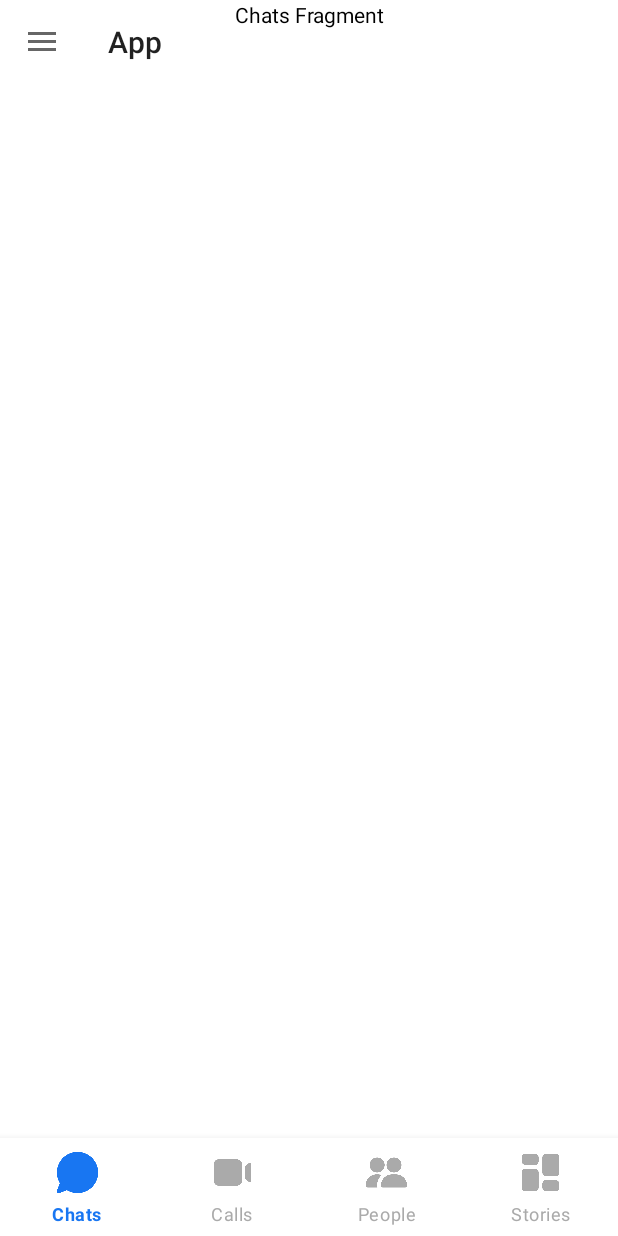
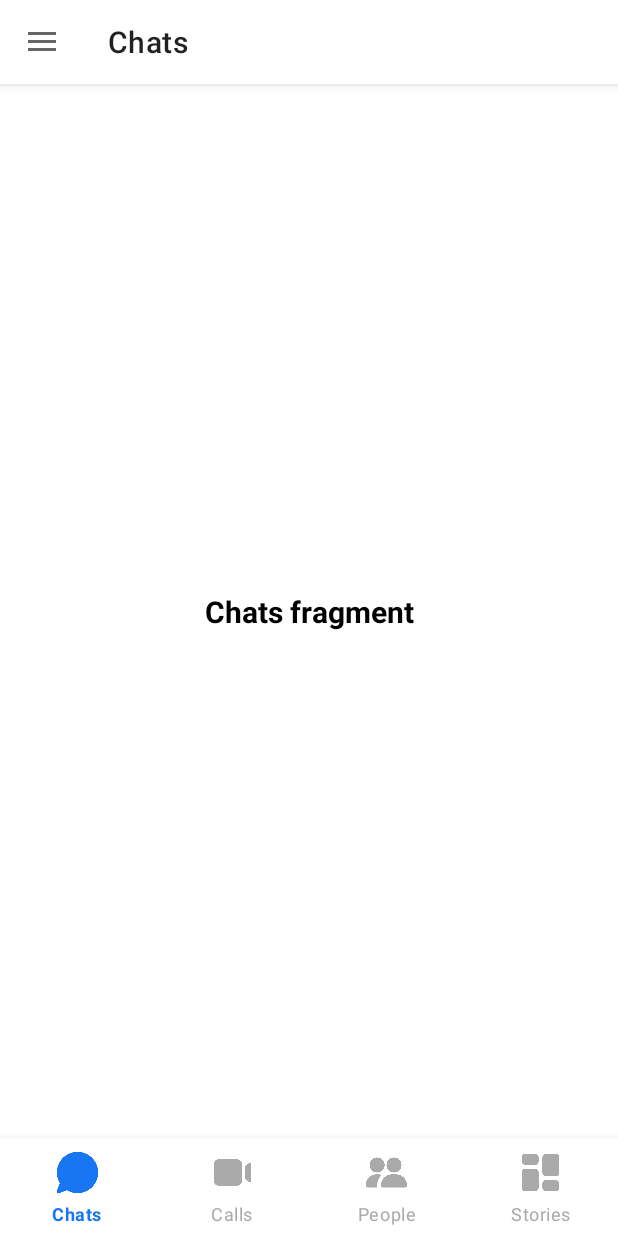
Before and after one commit to Moon-light2602/android-intern, an Android app: the MessengerActivity screen opened directly, with no data from a screen before it, after a tap on "Chats", on a phone screen of 412 x 824 dp. Run offline under Robolectric (Android 15) with nearby library versions, the phone set to English and light mode, and no system bars; 1 other tap on this screen came first.

Commit message:
update messenger

```diff
--- a/app/src/main/java/edu/hanu/app/messenger/MessengerActivity.java
+++ b/app/src/main/java/edu/hanu/app/messenger/MessengerActivity.java
@@ -28,6 +28,7 @@ public class MessengerActivity extends AppCompatActivity implements NavigationVi
     private static final int FRAGMENT_STORIES = 3;
 
     private DrawerLayout drawerLayout;
+    private int currentFragment = FRAGMENT_CHATS;
     private TabLayout tabLayout;
     private BottomNavigationView bottomNavigationView;
     private ViewPager2 viewPager2;
@@ -62,16 +63,20 @@ public class MessengerActivity extends AppCompatActivity implements NavigationVi
                 super.onPageSelected(position);
                 switch (position) {
                     case FRAGMENT_CHATS:
+                        currentFragment = FRAGMENT_CHATS;
                         navigationView.getMenu().findItem(R.id.bottom_chats).setChecked(true);
                         bottomNavigationView.getMenu().findItem(R.id.bottom_chats).setChecked(true);
                         break;
                     case FRAGMENT_CALLS:
+                        currentFragment = FRAGMENT_CALLS;
                         bottomNavigationView.getMenu().findItem(R.id.bottom_calls).setChecked(true);
                         break;
                     case FRAGMENT_PEOPLE:
+                        currentFragment = FRAGMENT_PEOPLE;
                         bottomNavigationView.getMenu().findItem(R.id.bottom_people).setChecked(true);
                         break;
                     case FRAGMENT_STORIES:
+                        currentFragment = FRAGMENT_STORIES;
                         bottomNavigationView.getMenu().findItem(R.id.bottom_stories).setChecked(true);
                         break;
                 }
@@ -96,6 +101,7 @@ public class MessengerActivity extends AppCompatActivity implements NavigationVi
                         viewPager2.setCurrentItem(FRAGMENT_STORIES);
                         break;
                 }
+                setTitleToolBar();
                 return true;
             }
         });
@@ -108,12 +114,44 @@ public class MessengerActivity extends AppCompatActivity implements NavigationVi
             case R.id.bottom_chats:
                 viewPager2.setCurrentItem(FRAGMENT_CHATS);
                 break;
+            case R.id.bottom_calls:
+                viewPager2.setCurrentItem(FRAGMENT_CALLS);
+                break;
+            case R.id.bottom_people:
+                viewPager2.setCurrentItem(FRAGMENT_PEOPLE);
+                break;
+            case R.id.bottom_stories:
+                viewPager2.setCurrentItem(FRAGMENT_STORIES);
+                break;
 
         }
-
+        setTitleToolBar();
         drawerLayout.closeDrawer(GravityCompat.START);
         return true;
 }
+
+    private void setTitleToolBar() {
+        String title = "";
+        switch (currentFragment) {
+            case 0:
+                title = getString(R.string.bottom_chats);
+                break;
+            case 1:
+                title = getString(R.string.bottom_calls);
+                break;
+            case 2:
+                title = getString(R.string.bottom_people);
+                break;
+            case 3:
+                title = getString(R.string.bottom_stories);
+                break;
+        }
+
+        if(getSupportActionBar() != null) {
+            getSupportActionBar().setTitle(title);
+        }
+    }
+
     @Override
     public void onBackPressed() {
         if (drawerLayout.isDrawerOpen(GravityCompat.START)) {
--- a/app/src/main/java/edu/hanu/app/tiktok/TiktokActivity.java
+++ b/app/src/main/java/edu/hanu/app/tiktok/TiktokActivity.java
@@ -59,7 +59,7 @@ public class TiktokActivity extends AppCompatActivity {
                         bottomNavigationView.getMenu().findItem(R.id.messageTiktok).setChecked(true);
                         break;
                     case 4:
-                        bottomNavigationView.getMenu().findItem(R.id.userTikTok).setChecked(true);
+                        bottomNavigationView.getMenu().findItem(R.id.userTiktok).setChecked(true);
                         break;
                 }
             }
@@ -86,7 +86,7 @@ public class TiktokActivity extends AppCompatActivity {
                     case R.id.messageTiktok:
                         tikTokViewPager.setCurrentItem(3);
                         break;
-                    case R.id.userTikTok:
+                    case R.id.userTiktok:
                         tikTokViewPager.setCurrentItem(4);
                         break;
                 }
--- a/app/src/main/res/layout/activity_messenger.xml
+++ b/app/src/main/res/layout/activity_messenger.xml
@@ -4,32 +4,27 @@
     android:layout_height="match_parent"
     xmlns:app="http://schemas.android.com/apk/res-auto"
     android:id="@+id/drawer_layout"
-    xmlns:tools="http://schemas.android.com/tools">
+    xmlns:tools="http://schemas.android.com/tools"
+    tools:context=".messenger.MessengerActivity">
 
-    <androidx.constraintlayout.widget.ConstraintLayout
+    <RelativeLayout
         android:layout_width="match_parent"
-        android:layout_height="match_parent"
-        tools:context=".messenger.MessengerActivity">
+        android:layout_height="match_parent">
 
         <androidx.appcompat.widget.Toolbar
             android:id="@+id/toolbar"
             android:layout_width="match_parent"
             android:layout_height="wrap_content"
             android:background="#ffffff"
-            app:layout_constraintEnd_toEndOf="parent"
-            app:layout_constraintHorizontal_bias="0.0"
-            app:layout_constraintStart_toStartOf="parent"
-            app:layout_constraintTop_toTopOf="parent"
-            app:popupTheme="@style/ThemeOverlay.AppCompat.Light" />
+            android:elevation="4dp" />
 
 
         <androidx.viewpager2.widget.ViewPager2
             android:id="@+id/view_pager_2"
             android:layout_width="match_parent"
-            android:layout_height="wrap_content"
-            app:layout_constraintStart_toStartOf="parent"
-            app:layout_constraintEnd_toEndOf="parent"
-            tools:ignore="MissingConstraints" />
+            android:layout_height="match_parent"
+            android:layout_below="@id/toolbar"
+            android:layout_above="@id/bottom_messenger"/>
 
         <com.google.android.material.bottomnavigation.BottomNavigationView
             android:id="@+id/bottom_messenger"
@@ -40,11 +35,9 @@
             app:labelVisibilityMode="labeled"
             app:itemIconTint="@color/custom_color_bottom_nav"
             app:itemTextColor="@color/custom_color_bottom_nav"
-            app:layout_constraintBottom_toBottomOf="parent"
-            app:menu="@menu/bottom_navigation_messenger"
-            tools:ignore="MissingConstraints" />
+            app:menu="@menu/bottom_navigation_messenger"/>
 
-    </androidx.constraintlayout.widget.ConstraintLayout>
+    </RelativeLayout>
 
     <com.google.android.material.navigation.NavigationView
         android:id="@+id/nav_view"
--- a/app/src/main/res/layout/fragment_chats_messenger.xml
+++ b/app/src/main/res/layout/fragment_chats_messenger.xml
@@ -3,13 +3,19 @@
     android:layout_width="match_parent"
     android:layout_height="match_parent"
     xmlns:tools="http://schemas.android.com/tools"
+    xmlns:app="http://schemas.android.com/apk/res-auto"
     tools:context=".messenger.fragments.ChatsFragment">
 
     <TextView
-        android:layout_width="match_parent"
-        android:layout_height="match_parent"
+        android:layout_width="wrap_content"
+        android:layout_height="wrap_content"
+        android:text="Chats fragment"
+        android:textSize="20dp"
+        android:textStyle="bold"
         android:textColor="@color/black"
-        android:gravity="center"
-        android:text="Chats Fragment"/>
+        app:layout_constraintTop_toTopOf="parent"
+        app:layout_constraintBottom_toBottomOf="parent"
+        app:layout_constraintStart_toStartOf="parent"
+        app:layout_constraintEnd_toEndOf="parent"/>
 
 </androidx.constraintlayout.widget.ConstraintLayout>
--- a/app/src/main/res/values/strings.xml
+++ b/app/src/main/res/values/strings.xml
@@ -1,11 +1,14 @@
 <resources>
-    <string name="app_name">App</string>
+    <string name="app_name">Chats</string>
     <!-- TODO: Remove or change this placeholder text -->
 
     <string name="nav_open">Open</string>
     <string name="nav_close">Close</string>
 
     <string name="bottom_chats">Chats</string>
+    <string name="bottom_calls">Calls</string>
+    <string name="bottom_people">People</string>
+    <string name="bottom_stories">Stories</string>
     <string name="nav_marketplace">Marketplace</string>
     <string name="nav_message_requests">Message requests</string>
     <string name="nav_archive">Archive</string>
```
Also changed, not shown: app/src/main/res/layout/item_back.xml (deleted, +0 -178 lines).
